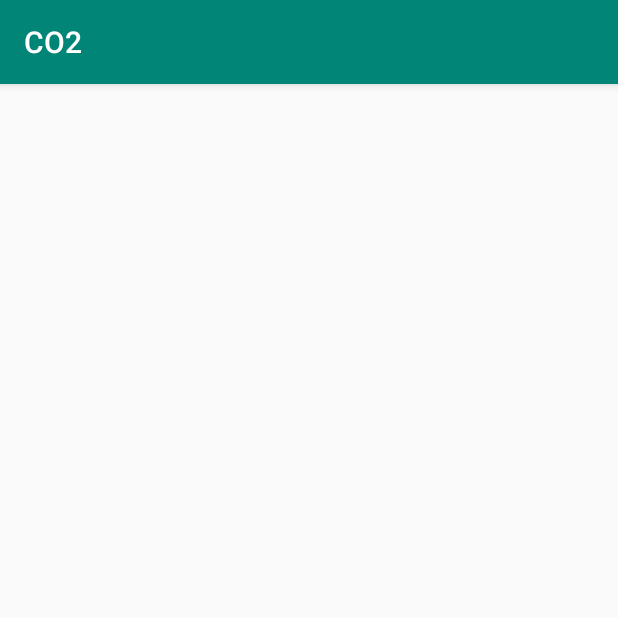
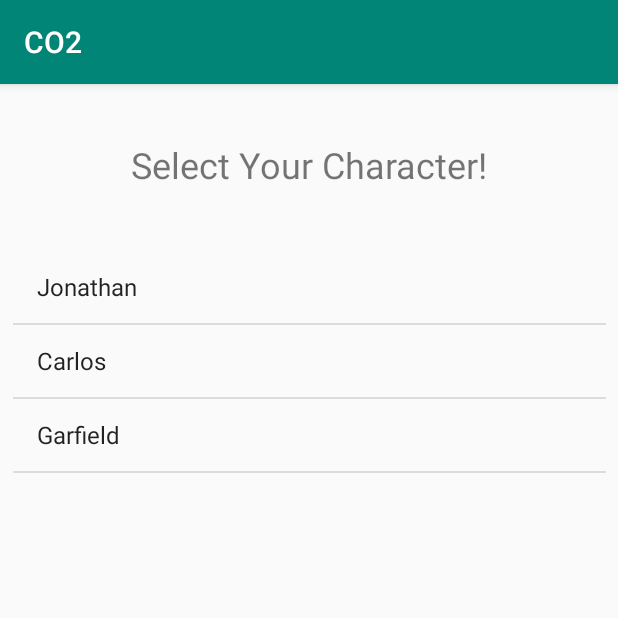
Before and after one commit to ballj10/CO2, an Android app: the CharacterSelection screen opened directly, with no data from a screen before it, on a phone screen of 412 x 824 dp, the top half of it. Run offline under Robolectric (Android 15) with nearby library versions, the phone set to English and light mode, and no system bars.

Commit message:
character selection page added

```diff
--- a/app/src/main/java/com/example/co2/CharacterSelection.java
+++ b/app/src/main/java/com/example/co2/CharacterSelection.java
@@ -2,12 +2,32 @@ package com.example.co2;
 
 import android.support.v7.app.AppCompatActivity;
 import android.os.Bundle;
+import android.widget.ArrayAdapter;
+import android.widget.ListView;
+
+import java.util.ArrayList;
+import java.util.List;
 
 public class CharacterSelection extends AppCompatActivity {
+
+    ListView listView;
+    List characters = new ArrayList();
+    ArrayAdapter adapter;
+
 
     @Override
     protected void onCreate(Bundle savedInstanceState) {
         super.onCreate(savedInstanceState);
         setContentView(R.layout.activity_character_selection);
+
+        listView = (ListView)findViewById(R.id.list_view);
+
+        characters.add("Jonathan");
+        characters.add("Carlos");
+        characters.add("Garfield");
+
+        adapter = new ArrayAdapter(CharacterSelection.this, android.R.layout.simple_list_item_1, characters);
+        listView.setAdapter(adapter);
     }
+
 }
--- a/app/src/main/java/com/example/co2/HomePage.java
+++ b/app/src/main/java/com/example/co2/HomePage.java
@@ -1,13 +1,30 @@
 package com.example.co2;
 
+import android.content.Intent;
 import android.support.v7.app.AppCompatActivity;
 import android.os.Bundle;
+import android.view.View;
+import android.widget.Button;
+
+import static com.example.co2.R.id.characters;
 
 public class HomePage extends AppCompatActivity {
+
+
 
     @Override
     protected void onCreate(Bundle savedInstanceState) {
         super.onCreate(savedInstanceState);
         setContentView(R.layout.activity_home_page);
+        Button character = (Button) findViewById(characters);
+        character.setOnClickListener(new View.OnClickListener() {
+            public void onClick(View v) {
+                Intent i = new Intent(getApplicationContext(), CharacterSelection.class);
+                startActivity(i);
+            }
+        });
     }
+
+
+
 }
--- a/app/src/main/res/layout/activity_character_selection.xml
+++ b/app/src/main/res/layout/activity_character_selection.xml
@@ -6,4 +6,35 @@
     android:layout_height="match_parent"
     tools:context=".CharacterSelection">
 
+    <TextView
+        android:id="@+id/textView2"
+        android:layout_width="wrap_content"
+        android:layout_height="wrap_content"
+        android:layout_marginStart="8dp"
+        android:layout_marginLeft="8dp"
+        android:layout_marginTop="24dp"
+        android:layout_marginEnd="8dp"
+        android:layout_marginRight="8dp"
+        android:layout_marginBottom="8dp"
+        android:text="Select Your Character!"
+        android:textSize="24sp"
+        app:layout_constraintBottom_toTopOf="@id/list_view"
+        app:layout_constraintEnd_toEndOf="parent"
+        app:layout_constraintStart_toStartOf="parent"
+        app:layout_constraintTop_toTopOf="parent" />
+
+    <ListView
+        android:id="@+id/list_view"
+        android:layout_width="395dp"
+        android:layout_height="635dp"
+        android:layout_marginTop="20dp"
+        android:layout_marginEnd="8dp"
+        android:layout_marginRight="8dp"
+        android:layout_marginBottom="8dp"
+        app:layout_constraintBottom_toBottomOf="parent"
+        app:layout_constraintEnd_toEndOf="parent"
+        app:layout_constraintHorizontal_bias="1.0"
+        app:layout_constraintStart_toStartOf="parent"
+        app:layout_constraintTop_toBottomOf="@+id/textView2" />
+
 </android.support.constraint.ConstraintLayout>
--- a/app/src/main/res/layout/activity_home_page.xml
+++ b/app/src/main/res/layout/activity_home_page.xml
@@ -7,15 +7,17 @@
     tools:context=".HomePage">
 
     <Button
-        android:id="@+id/button"
-        android:layout_width="68dp"
-        android:layout_height="43dp"
+        android:id="@+id/characters"
+        android:layout_width="155dp"
+        android:layout_height="81dp"
         android:layout_marginStart="8dp"
         android:layout_marginLeft="8dp"
+        android:layout_marginTop="84dp"
         android:layout_marginEnd="8dp"
         android:layout_marginRight="8dp"
-        android:text="Button"
+        android:text="Characters"
         app:layout_constraintEnd_toEndOf="parent"
+        app:layout_constraintHorizontal_bias="0.498"
         app:layout_constraintStart_toStartOf="parent"
         app:layout_constraintTop_toTopOf="parent" />
 </android.support.constraint.ConstraintLayout>
```
